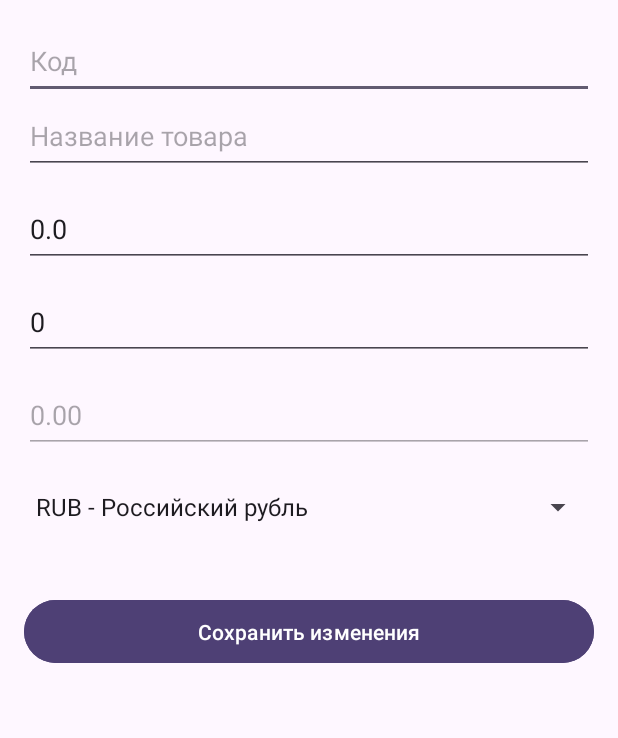
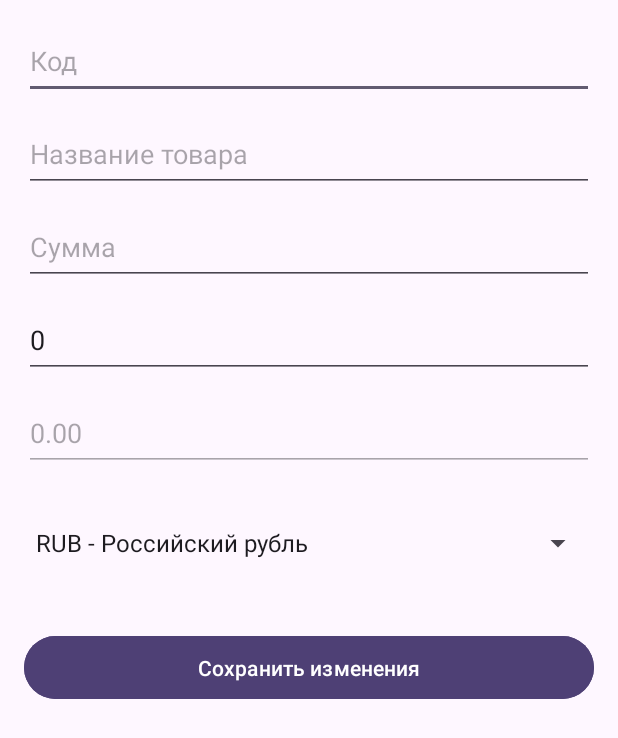
Before and after one commit to kmatevosyan888/ICS, an Android app: the EditItemActivity screen opened directly, with no data from a screen before it, on a phone screen of 412 x 824 dp. Shown: the top 738 px of the screen. Run offline under Robolectric (Android 15) with nearby library versions, the phone set to English and light mode, and no system bars.

Commit message:
Total & price

```diff
--- a/app/build.gradle.kts
+++ b/app/build.gradle.kts
@@ -32,16 +32,14 @@ android {
 }
 
 dependencies {
-
     implementation(libs.appcompat)
     implementation(libs.material)
     implementation(libs.activity)
     implementation(libs.constraintlayout)
     implementation(libs.recyclerview)
-    implementation (libs.zxing.android.embedded)
-    implementation (libs.zxing.core)
+    implementation(libs.zxing.android.embedded)
+    implementation(libs.zxing.core)
     testImplementation(libs.junit)
     androidTestImplementation(libs.ext.junit)
     androidTestImplementation(libs.espresso.core)
-
 }
--- a/app/src/main/java/com/myapp/ICS/EditItemActivity.java
+++ b/app/src/main/java/com/myapp/ICS/EditItemActivity.java
@@ -35,7 +35,10 @@ public class EditItemActivity extends AppCompatActivity {
         etEditQuantity = findViewById(R.id.etEditQuantity);
         etEditBarcode = findViewById(R.id.etEditBarcode);
         etEditTotal = findViewById(R.id.etEditTotal);
-        etEditTotal.setEnabled(false);
+        etEditTotal.setEnabled(true);
+        etEditTotal.setFocusable(true);
+        etEditPrice.setEnabled(false);
+        etEditPrice.setFocusable(false);
         currencySpinner = findViewById(R.id.spinnerEditCurrency);
         btnSave = findViewById(R.id.btnSaveChanges);
 
@@ -45,17 +48,23 @@ public class EditItemActivity extends AppCompatActivity {
     private void loadItemData() {
         Intent intent = getIntent();
         etEditName.setText(intent.getStringExtra("NAME"));
-        etEditPrice.setText(String.valueOf(intent.getDoubleExtra("PRICE", 0)));
-        etEditQuantity.setText(String.valueOf(intent.getIntExtra("QUANTITY", 0)));
         etEditBarcode.setText(intent.getStringExtra("BARCODE"));
         originalBarcode = intent.getStringExtra("BARCODE");
+        etEditQuantity.setText(String.valueOf(intent.getIntExtra("QUANTITY", 0)));
+
+        // ВАЖНО: Сначала получить сумму
+        double total = intent.hasExtra("TOTAL") ? intent.getDoubleExtra("TOTAL", 0) : 0;
+        etEditTotal.setText(total > 0 ? String.format("%.2f", total) : "");
 
         String currency = intent.getStringExtra("CURRENCY");
         setCurrencySelection(currency);
-        calculateTotal();
+
+        // Пересчитать цену (если сумма и количество > 0)
+        calculatePrice();
     }
 
     private void setCurrencySelection(String currency) {
+        if (currency == null) return;
         for (int i = 0; i < currencySpinner.getCount(); i++) {
             if (currencySpinner.getItemAtPosition(i).toString().startsWith(currency)) {
                 currencySpinner.setSelection(i);
@@ -76,24 +85,23 @@ public class EditItemActivity extends AppCompatActivity {
 
     private void setupTextWatchers() {
         TextWatcher textWatcher = new TextWatcher() {
-            @Override public void afterTextChanged(Editable s) { calculateTotal(); }
+            @Override public void afterTextChanged(Editable s) { calculatePrice(); }
             @Override public void beforeTextChanged(CharSequence s, int start, int count, int after) {}
             @Override public void onTextChanged(CharSequence s, int start, int before, int count) {}
         };
 
-        etEditPrice.addTextChangedListener(textWatcher);
+        etEditTotal.addTextChangedListener(textWatcher);
         etEditQuantity.addTextChangedListener(textWatcher);
-        etEditBarcode.addTextChangedListener(textWatcher);
     }
 
-    private void calculateTotal() {
+    private void calculatePrice() {
         try {
-            double price = parseDoubleLocale(etEditPrice.getText().toString());
+            double total = parseDoubleLocale(etEditTotal.getText().toString());
             int quantity = Integer.parseInt(etEditQuantity.getText().toString());
-            double total = price * quantity;
-            etEditTotal.setText(String.format("%.2f", total));
-        } catch (NumberFormatException e) {
-            etEditTotal.setText("0.00");
+            double price = (quantity > 0) ? total / quantity : 0.0;
+            etEditPrice.setText(String.format("%.2f", price));
+        } catch (Exception e) {
+            etEditPrice.setText("0.00");
         }
     }
 
@@ -133,19 +141,19 @@ public class EditItemActivity extends AppCompatActivity {
             return false;
         }
         try {
-            double price = parseDoubleLocale(etEditPrice.getText().toString());
-            if (price < 0) {
-                showError("Цена не может быть отрицательной");
+            double total = parseDoubleLocale(etEditTotal.getText().toString());
+            if (total < 0) {
+                showError("Сумма не может быть отрицательной");
                 return false;
             }
         } catch (NumberFormatException e) {
-            showError("Некорректная цена");
+            showError("Некорректная сумма");
             return false;
         }
         try {
             int quantity = Integer.parseInt(etEditQuantity.getText().toString());
-            if (quantity < 0) {
-                showError("Количество не может быть отрицательным");
+            if (quantity <= 0) {
+                showError("Количество должно быть больше нуля");
                 return false;
             }
         } catch (NumberFormatException e) {
@@ -159,10 +167,10 @@ public class EditItemActivity extends AppCompatActivity {
         Toast.makeText(this, message, Toast.LENGTH_SHORT).show();
     }
 
-    // --- Исправление: корректный парсинг double с запятой и точкой
     private double parseDoubleLocale(String str) {
         if (str == null) return 0.0;
         str = str.replace(",", ".").replaceAll("[^\\d.]", "");
+        if (str.isEmpty()) return 0.0;
         return Double.parseDouble(str);
     }
 }
--- a/app/src/main/java/com/myapp/ICS/StockAdapter.java
+++ b/app/src/main/java/com/myapp/ICS/StockAdapter.java
@@ -106,6 +106,7 @@ public class StockAdapter extends RecyclerView.Adapter<StockAdapter.ViewHolder>
             intent.putExtra("PRICE", item.getUnitPrice());
             intent.putExtra("QUANTITY", item.getQuantity());
             intent.putExtra("CURRENCY", item.getCurrency());
+            intent.putExtra("TOTAL", item.getTotal());
             itemView.getContext().startActivity(intent);
         }
 
--- a/app/src/main/res/layout/activity_edit_item.xml
+++ b/app/src/main/res/layout/activity_edit_item.xml
@@ -10,6 +10,7 @@
         android:layout_width="match_parent"
         android:layout_height="50dp"
         android:hint="@string/edT_Код"
+        android:layout_marginBottom="12dp"
         android:inputType="text"/>
 
     <EditText
@@ -21,12 +22,14 @@
         android:inputType="text"/>
 
     <EditText
-        android:id="@+id/etEditPrice"
+        android:id="@+id/etEditTotal"
         android:layout_width="match_parent"
         android:layout_height="50dp"
-        android:layout_marginBottom="12dp"
-        android:hint="@string/edT_Цена"
-        android:inputType="numberDecimal"/>
+        android:hint="@string/total"
+        android:inputType="numberDecimal"
+        android:enabled="true"
+        android:focusable="true"
+        android:layout_marginBottom="12dp"/>
 
     <EditText
         android:id="@+id/etEditQuantity"
@@ -37,10 +40,11 @@
         android:inputType="number"/>
 
     <EditText
-        android:id="@+id/etEditTotal"
+        android:id="@+id/etEditPrice"
         android:layout_width="match_parent"
         android:layout_height="50dp"
-        android:hint="@string/total"
+        android:layout_marginBottom="12dp"
+        android:hint="@string/edT_Цена"
         android:inputType="numberDecimal"
         android:enabled="false"
         android:focusable="false"/>
@@ -62,5 +66,4 @@
         android:backgroundTint="@color/purple1"
         android:textColor="@android:color/white"
         android:text="@string/btn_Сохранить_изменения"/>
-
 </LinearLayout>
--- a/app/src/main/res/layout/activity_remove_items.xml
+++ b/app/src/main/res/layout/activity_remove_items.xml
@@ -27,7 +27,7 @@
             android:layout_height="50dp"
             android:backgroundTint="@color/white"
             android:contentDescription="@string/scan_description"
-            android:drawableRight="@drawable/ic_qr"
+            android:drawableEnd="@drawable/ic_qr"
             android:gravity="center"
             android:padding="16dp" />
 
--- a/app/src/main/res/values/colors.xml
+++ b/app/src/main/res/values/colors.xml
@@ -11,6 +11,6 @@
     <color name="grey">#A2B8BE</color>
     <color name="dark_grey">#61717E</color>
     <color name="dark_green">#3A4646</color>
-    <color name="white_ոտ">#B4D4C0</color>
-    <color name="light_green">#9EB4B8</color>
+    <color name="light_green">#B4D4C0</color>
+    <color name="grey_green">#9EB4B8</color>
 </resources>
--- a/app/src/main/res/values/strings.xml
+++ b/app/src/main/res/values/strings.xml
@@ -8,7 +8,7 @@
     <string name="edT_Код">Код</string>
     <string name="edT_Количество">Количество</string>
     <string name="edT_Цена">Цена за штуку</string>
-    <string name="btn_Выводить">Выводить товар</string>
+    <string name="btn_Выводить">Списать товар</string>
     <string name="btn_minus">-</string>
     <string name="btn_plus">+</string>
     <string name="edT_0">0</string>
```
Also changed, not shown: app/src/main/AndroidManifest.xml (+6 -7 lines), app/src/main/java/com/myapp/ICS/AddItemsActivity.java (+20 -20 lines), app/src/main/java/com/myapp/ICS/DatabaseHelper.java (+10 -5 lines), app/src/main/java/com/myapp/ICS/ViewStockActivity.java (+1 -14 lines), app/src/main/res/layout/activity_add_item.xml (+10 -10 lines), app/src/main/res/layout/item_stock.xml (+53 -39 lines), gradle/libs.versions.toml (line endings or trailing spaces).
